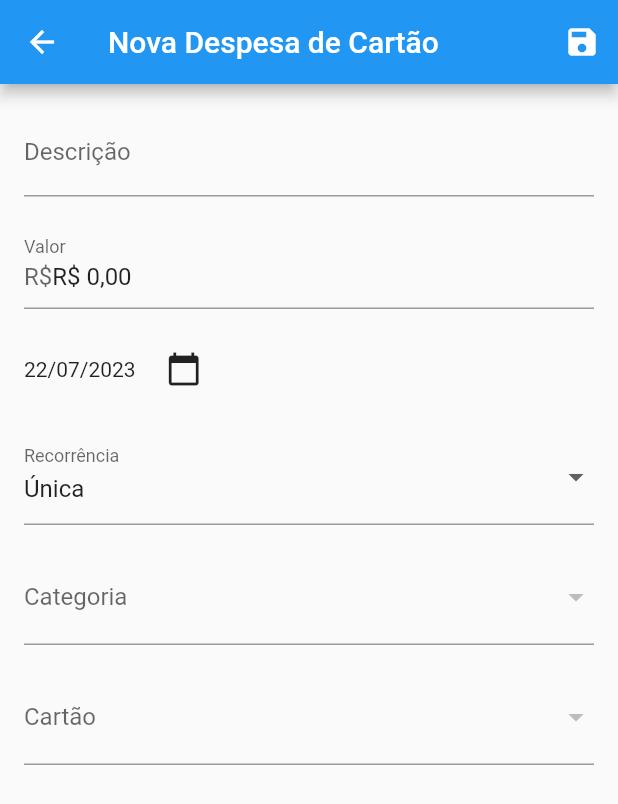
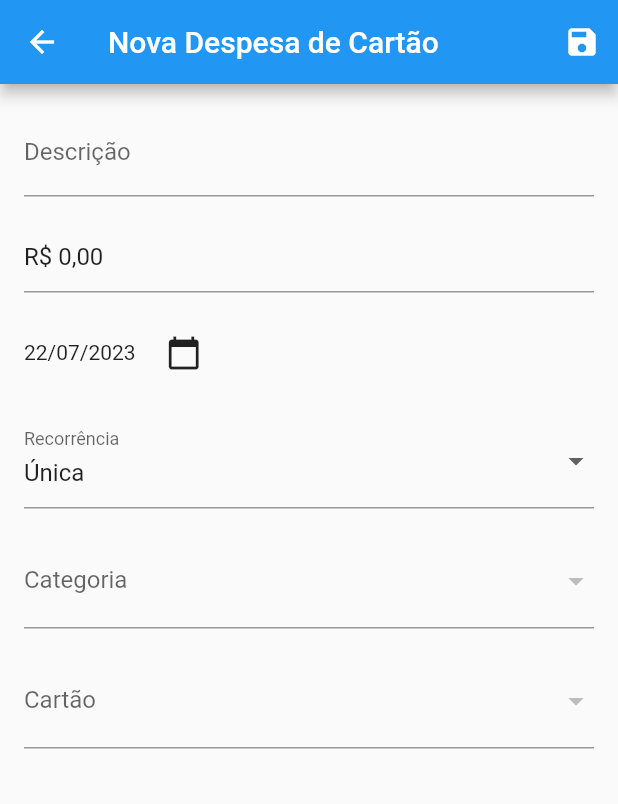
Before and after one commit to abeeatriz/da_minha_conta, a Flutter app: the NovaDespesaCartao screen opened directly, on a phone screen of 412 x 824 dp. Shown: the top 804 px of the screen. Run offline on Flutter 3.47's test engine with Material 2 defaults, Android fonts, the light colour scheme and no system bars; our stand-ins replace extended_masked_text, image_picker, sqflite; accounts and stored records are empty.

Commit message:
Remove decoration

```diff
--- a/lib/screens/despesas/nova_despesa_cartao.dart
+++ b/lib/screens/despesas/nova_despesa_cartao.dart
@@ -156,10 +156,6 @@ class NovaDespesaCartaoState extends State<NovaDespesaCartao> {
               const SizedBox(height: 16.0),
               TextFormField(
                 controller: _valorController,
-                decoration: const InputDecoration(
-                  labelText: 'Valor',
-                  prefixText: 'R\$',
-                ),
                 keyboardType: TextInputType.number,
                 validator: (value) {
                   if (value?.isEmpty == true) {
```
